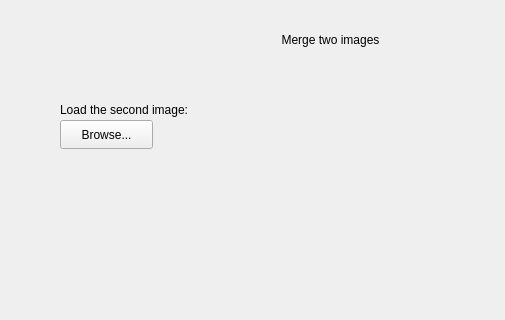
Old version of the form mainwindow.ui in the repository Ezay06/Qt_Filter; both pictures show x 0 to 505 and y 0 to 320 of the 1156 by 733 pixel window.
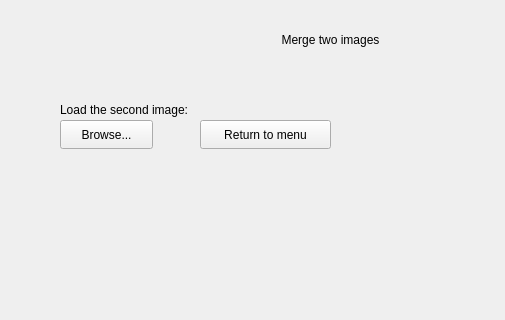
New version of the form. The open tabs and pages were chosen to show the change.

Commit message: return to menu button in merge filter

Diff of the .ui file:
```diff
--- a/mainwindow.ui
+++ b/mainwindow.ui
@@ -876,6 +876,19 @@
        <string>Merge to common dimensions</string>
       </property>
      </widget>
+     <widget class="QPushButton" name="menu_button">
+      <property name="geometry">
+       <rect>
+        <x>200</x>
+        <y>120</y>
+        <width>131</width>
+        <height>29</height>
+       </rect>
+      </property>
+      <property name="text">
+       <string>Return to menu</string>
+      </property>
+     </widget>
     </widget>
     <widget class="QWidget" name="brightness">
      <widget class="QLabel" name="l_lightDark">
```
Left out of the diff: 4 changed lines with no effect on the pictures. The commit also changes 9 other files.
